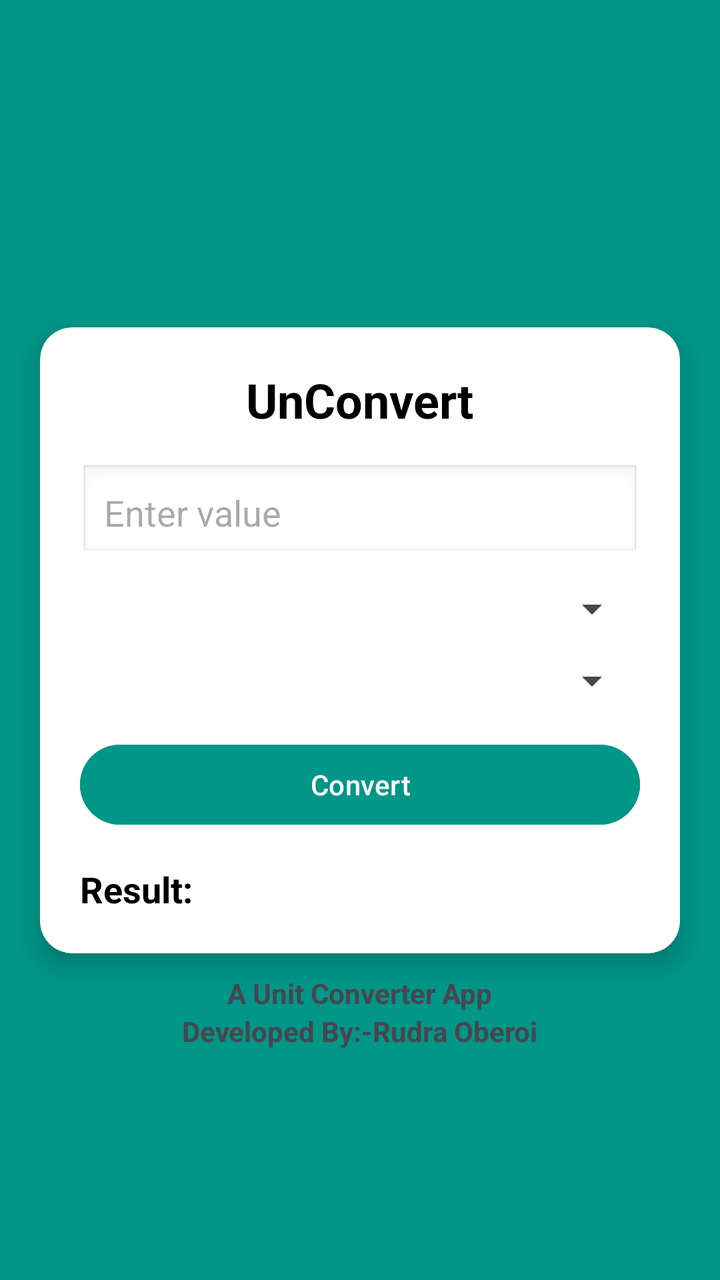
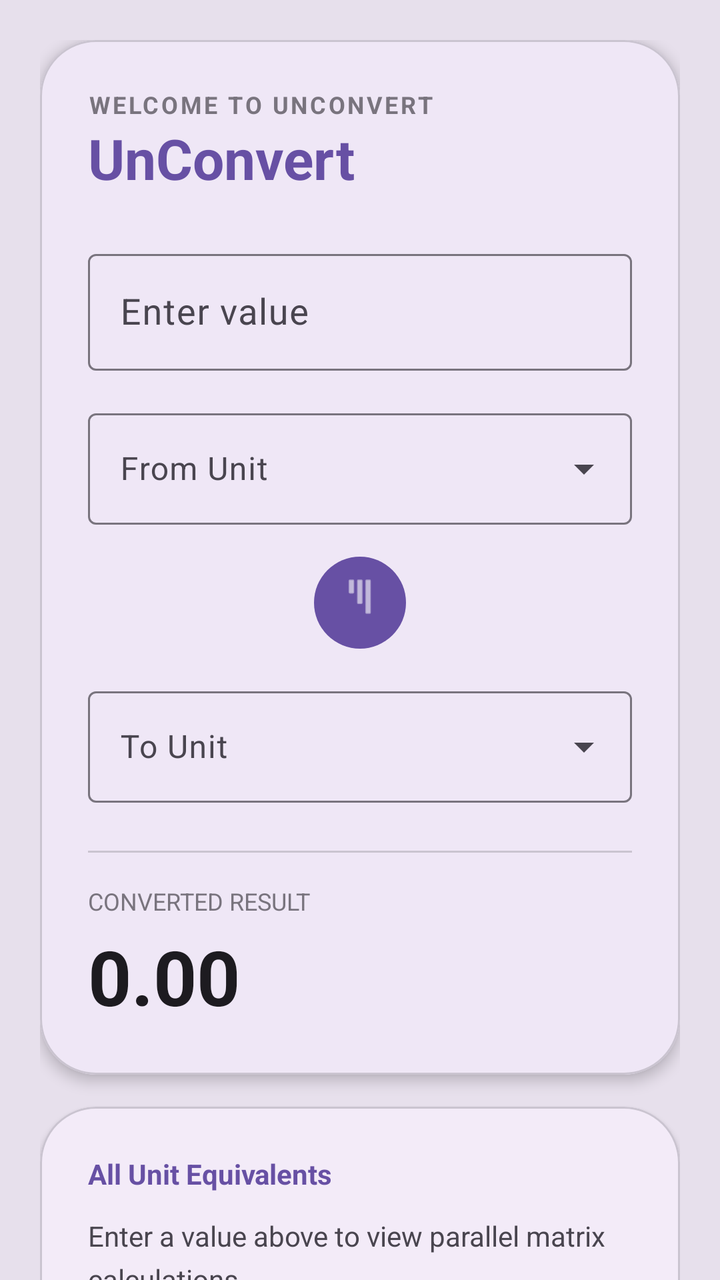

Compare the two renders of this Android layout. The source of the first and the diff that turns it into the second are given below.
<!-- AndroidManifest.xml: application theme Theme.UnConvert -->
<!-- res/layout/activity_main.xml -->
<?xml version="1.0" encoding="utf-8"?>
<androidx.constraintlayout.widget.ConstraintLayout xmlns:android="http://schemas.android.com/apk/res/android"
    xmlns:app="http://schemas.android.com/apk/res-auto"
    xmlns:tools="http://schemas.android.com/tools"
    android:layout_width="match_parent"
    android:layout_height="match_parent"
    android:background="#009688">

    <androidx.cardview.widget.CardView
        android:id="@+id/cardView"
        android:layout_width="0dp"
        android:layout_height="wrap_content"
        android:layout_margin="20dp"
        app:cardCornerRadius="16dp"
        app:cardElevation="8dp"
        app:layout_constraintBottom_toBottomOf="parent"
        app:layout_constraintEnd_toEndOf="parent"
        app:layout_constraintStart_toStartOf="parent"
        app:layout_constraintTop_toTopOf="parent">

        <LinearLayout
            android:layout_width="match_parent"
            android:layout_height="wrap_content"
            android:orientation="vertical"
            android:padding="20dp">

            <TextView
                android:layout_width="wrap_content"
                android:layout_height="wrap_content"
                android:layout_gravity="center"
                android:paddingBottom="16dp"
                android:text="UnConvert"
                android:textColor="#000"
                android:textSize="24sp"
                android:textStyle="bold" />

            <EditText
                android:id="@+id/inputValue"
                android:layout_width="match_parent"
                android:layout_height="wrap_content"
                android:background="@android:drawable/edit_text"
                android:hint="Enter value"
                android:inputType="numberDecimal"
                android:padding="12dp" />

            <Spinner
                android:id="@+id/fromUnit"
                android:layout_width="match_parent"
                android:layout_height="wrap_content"
                android:layout_marginTop="12dp"
                android:spinnerMode="dropdown" />

            <Spinner
                android:id="@+id/toUnit"
                android:layout_width="match_parent"
                android:layout_height="wrap_content"
                android:layout_marginTop="12dp" />

            <Button
                android:id="@+id/convertBtn"
                android:layout_width="match_parent"
                android:layout_height="wrap_content"
                android:layout_marginTop="16dp"
                android:backgroundTint="#009688"
                android:text="Convert"
                android:textColor="#FFFFFF" />

            <TextView
                android:id="@+id/resultText"
                android:layout_width="wrap_content"
                android:layout_height="wrap_content"
                android:layout_marginTop="16dp"
                android:text="Result:"
                android:textColor="#000"
                android:textSize="18sp"
                android:textStyle="bold" />

        </LinearLayout>
    </androidx.cardview.widget.CardView>

    <TextView
        android:id="@+id/textView"
        android:layout_width="193dp"
        android:layout_height="28dp"
        android:text="Developed By:-Rudra Oberoi"
        android:textColorLink="#140101"
        android:textStyle="bold"
        app:layout_constraintBottom_toBottomOf="parent"
        app:layout_constraintEnd_toEndOf="parent"
        app:layout_constraintHorizontal_bias="0.545"
        app:layout_constraintStart_toStartOf="parent"
        app:layout_constraintTop_toBottomOf="@+id/cardView"
        app:layout_constraintVertical_bias="0.216" />

    <TextView
        android:id="@+id/textView2"
        android:layout_width="wrap_content"
        android:layout_height="wrap_content"
        android:layout_gravity="center"
        android:text="A Unit Converter App"
        android:textStyle="bold"
        app:layout_constraintBottom_toTopOf="@+id/textView"
        app:layout_constraintEnd_toEndOf="parent"
        app:layout_constraintStart_toStartOf="parent"
        app:layout_constraintTop_toBottomOf="@+id/cardView"
        app:layout_constraintVertical_bias="1.0" />

</androidx.constraintlayout.widget.ConstraintLayout>
<!-- resources referenced by this layout -->
<resources>
  <style name="Theme.UnConvert" parent="Base.Theme.UnConvert" />
  <style name="Base.Theme.UnConvert" parent="Theme.Material3.DayNight.NoActionBar">
          
          
      </style>
</resources>

<!-- the commit's change to res/layout/activity_main.xml (unified diff, before → after) -->
@@ -1,108 +1,194 @@
 <?xml version="1.0" encoding="utf-8"?>
-<androidx.constraintlayout.widget.ConstraintLayout xmlns:android="http://schemas.android.com/apk/res/android"
+<androidx.core.widget.NestedScrollView
+    xmlns:android="http://schemas.android.com/apk/res/android"
     xmlns:app="http://schemas.android.com/apk/res-auto"
-    xmlns:tools="http://schemas.android.com/tools"
+    xmlns:tools="http://tools.android.com/tools"
     android:layout_width="match_parent"
     android:layout_height="match_parent"
-    android:background="#009688">
+    android:background="?attr/colorSurfaceVariant"
+    android:fillViewport="true"
+    tools:context=".MainActivity">
 
-    <androidx.cardview.widget.CardView
-        android:id="@+id/cardView"
-        android:layout_width="0dp"
+    <LinearLayout
+        android:layout_width="match_parent"
         android:layout_height="wrap_content"
-        android:layout_margin="20dp"
-        app:cardCornerRadius="16dp"
-        app:cardElevation="8dp"
-        app:layout_constraintBottom_toBottomOf="parent"
-        app:layout_constraintEnd_toEndOf="parent"
-        app:layout_constraintStart_toStartOf="parent"
-        app:layout_constraintTop_toTopOf="parent">
+        android:orientation="vertical"
+        android:padding="20dp">
 
-        <LinearLayout
+        <com.google.android.material.card.MaterialCardView
+            android:id="@+id/mainCard"
             android:layout_width="match_parent"
             android:layout_height="wrap_content"
-            android:orientation="vertical"
-            android:padding="20dp">
+            app:cardCornerRadius="28dp"
+            app:cardElevation="4dp"
+            android:layout_marginBottom="16dp">
 
-            <TextView
-                android:layout_width="wrap_content"
-                android:layout_height="wrap_content"
-                android:layout_gravity="center"
-                android:paddingBottom="16dp"
-                android:text="UnConvert"
-                android:textColor="#000"
-                android:textSize="24sp"
-                android:textStyle="bold" />
-
-            <EditText
-                android:id="@+id/inputValue"
+            <LinearLayout
                 android:layout_width="match_parent"
                 android:layout_height="wrap_content"
-                android:background="@android:drawable/edit_text"
-                android:hint="Enter value"
-                android:inputType="numberDecimal"
-                android:padding="12dp" />
+                android:orientation="vertical"
+                android:padding="24dp">
 
-            <Spinner
-                android:id="@+id/fromUnit"
+                <TextView
+                    android:id="@+id/textGreeting"
+                    android:layout_width="wrap_content"
+                    android:layout_height="wrap_content"
+                    android:text="WELCOME TO UNCONVERT"
+                    android:textSize="12sp"
+                    android:textColor="?attr/colorOutline"
+                    android:textStyle="bold"
+                    android:letterSpacing="0.1"/>
+
+                <TextView
+                    android:layout_width="wrap_content"
+                    android:layout_height="wrap_content"
+                    android:text="UnConvert"
+                    android:textSize="28sp"
+                    android:textStyle="bold"
+                    android:textColor="?attr/colorPrimary"
+                    android:layout_marginBottom="24dp"/>
+
+                <com.google.android.material.textfield.TextInputLayout
+                    android:id="@+id/inputLayout"
+                    style="@style/Widget.Material3.TextInputLayout.OutlinedBox"
+                    android:layout_width="match_parent"
+                    android:layout_height="wrap_content"
+                    android:hint="Enter value"
+                    android:layout_marginBottom="16dp"
+                    app:endIconMode="clear_text">
+                    <com.google.android.material.textfield.TextInputEditText
+                        android:id="@+id/inputValue"
+                        android:layout_width="match_parent"
+                        android:layout_height="wrap_content"
+                        android:inputType="numberDecimal"
+                        android:maxLines="1"
+                        android:textSize="18sp" />
+                </com.google.android.material.textfield.TextInputLayout>
+
+                <com.google.android.material.textfield.TextInputLayout
+                    style="@style/Widget.Material3.TextInputLayout.OutlinedBox.ExposedDropdownMenu"
+                    android:layout_width="match_parent"
+                    android:layout_height="wrap_content"
+                    android:hint="From Unit"
+                    android:layout_marginBottom="12dp">
+                    <AutoCompleteTextView
+                        android:id="@+id/fromUnitAutoComplete"
+                        android:layout_width="match_parent"
+                        android:layout_height="wrap_content"
+                        android:inputType="none" />
+                </com.google.android.material.textfield.TextInputLayout>
+
+                <FrameLayout
+                    android:layout_width="match_parent"
+                    android:layout_height="wrap_content"
+                    android:layout_marginBottom="12dp">
+                    <com.google.android.material.button.MaterialButton
+                        android:id="@+id/btnSwap"
+                        style="@style/Widget.Material3.Button.IconButton.Filled"
+                        android:layout_width="54dp"
+                        android:layout_height="54dp"
+                        android:layout_gravity="center"
+                        app:icon="@android:drawable/ic_menu_sort_by_size"
+                        android:rotation="90" />
+                </FrameLayout>
+
+                <com.google.android.material.textfield.TextInputLayout
+                    style="@style/Widget.Material3.TextInputLayout.OutlinedBox.ExposedDropdownMenu"
+                    android:layout_width="match_parent"
+                    android:layout_height="wrap_content"
+                    android:hint="To Unit"
+                    android:layout_marginBottom="24dp">
+                    <AutoCompleteTextView
+                        android:id="@+id/toUnitAutoComplete"
+                        android:layout_width="match_parent"
+                        android:layout_height="wrap_content"
+                        android:inputType="none" />
+                </com.google.android.material.textfield.TextInputLayout>
+
+                <View
+                    android:layout_width="match_parent"
+                    android:layout_height="1dp"
+                    android:background="?attr/colorOutlineVariant"
+                    android:layout_marginBottom="16dp"/>
+
+                <TextView
+                    android:layout_width="wrap_content"
+                    android:layout_height="wrap_content"
+                    android:text="Converted Result"
+                    android:textSize="12sp"
+                    android:textColor="?attr/colorOutline"
+                    android:textAllCaps="true"/>
+
+                <TextView
+                    android:id="@+id/textResult"
+                    android:layout_width="wrap_content"
+                    android:layout_height="wrap_content"
+                    android:text="0.00"
+                    android:textSize="38sp"
+                    android:textStyle="bold"
+                    android:textColor="?attr/colorOnSurface"
+                    android:layout_marginTop="4dp"/>
+            </LinearLayout>
+        </com.google.android.material.card.MaterialCardView>
+
+
+        <com.google.android.material.card.MaterialCardView
+            android:layout_width="match_parent"
+            android:layout_height="wrap_content"
+            app:cardCornerRadius="28dp"
+            app:cardElevation="2dp"
+            app:cardBackgroundColor="?attr/colorSurface">
+
+            <LinearLayout
                 android:layout_width="match_parent"
                 android:layout_height="wrap_content"
-                android:layout_marginTop="12dp"
-                android:spinnerMode="dropdown" />
+                android:orientation="vertical"
+                android:padding="24dp">
 
-            <Spinner
-                android:id="@+id/toUnit"
-                android:layout_width="match_parent"
-                android:layout_height="wrap_content"
-                android:layout_marginTop="12dp" />
+                <TextView
+                    android:layout_width="wrap_content"
+                    android:layout_height="wrap_content"
+                    android:text="All Unit Equivalents"
+                    android:textSize="14sp"
+                    android:textStyle="bold"
+                    android:textColor="?attr/colorPrimary"
+                    android:layout_marginBottom="12dp"/>
 
-            <Button
-                android:id="@+id/convertBtn"
-                android:layout_width="match_parent"
-                android:layout_height="wrap_content"
-                android:layout_marginTop="16dp"
-                android:backgroundTint="#009688"
-                android:text="Convert"
-                android:textColor="#FFFFFF" />
+                <TextView
+                    android:id="@+id/matrixLogs"
+                    android:layout_width="match_parent"
+                    android:layout_height="wrap_content"
+                    android:text="Enter a value above to view parallel matrix calculations..."
+                    android:textSize="14sp"
+                    android:lineSpacingMultiplier="1.3"
+                    android:textColor="?attr/colorOnSurfaceVariant"/>
 
-            <TextView
-                android:id="@+id/resultText"
-                android:layout_width="wrap_content"
-                android:layout_height="wrap_content"
-                android:layout_marginTop="16dp"
-                android:text="Result:"
-                android:textColor="#000"
-                android:textSize="18sp"
-                android:textStyle="bold" />
+                <View
+                    android:layout_width="match_parent"
+                    android:layout_height="1dp"
+                    android:background="?attr/colorOutlineVariant"
+                    android:layout_marginVertical="16dp"/>
 
-        </LinearLayout>
-    </androidx.cardview.widget.CardView>
+                <TextView
+                    android:layout_width="wrap_content"
+                    android:layout_height="wrap_content"
+                    android:text="Recent Conversions"
+                    android:textSize="14sp"
+                    android:textStyle="bold"
+                    android:textColor="?attr/colorPrimary"
+                    android:layout_marginBottom="8dp"/>
 
-    <TextView
-        android:id="@+id/textView"
-        android:layout_width="193dp"
-        android:layout_height="28dp"
-        android:text="Developed By:-Rudra Oberoi"
-        android:textColorLink="#140101"
-        android:textStyle="bold"
-        app:layout_constraintBottom_toBottomOf="parent"
-        app:layout_constraintEnd_toEndOf="parent"
-        app:layout_constraintHorizontal_bias="0.545"
-        app:layout_constraintStart_toStartOf="parent"
-        app:layout_constraintTop_toBottomOf="@+id/cardView"
-        app:layout_constraintVertical_bias="0.216" />
+                <TextView
+                    android:id="@+id/historyLogs"
+                    android:layout_width="match_parent"
+                    android:layout_height="wrap_content"
+                    android:text="• No calculations performed yet"
+                    android:textSize="13sp"
+                    android:lineSpacingMultiplier="1.2"
+                    android:textColor="?attr/colorOutline"/>
 
-    <TextView
-        android:id="@+id/textView2"
-        android:layout_width="wrap_content"
-        android:layout_height="wrap_content"
-        android:layout_gravity="center"
-        android:text="A Unit Converter App"
-        android:textStyle="bold"
-        app:layout_constraintBottom_toTopOf="@+id/textView"
-        app:layout_constraintEnd_toEndOf="parent"
-        app:layout_constraintStart_toStartOf="parent"
-        app:layout_constraintTop_toBottomOf="@+id/cardView"
-        app:layout_constraintVertical_bias="1.0" />
+            </LinearLayout>
+        </com.google.android.material.card.MaterialCardView>
 
-</androidx.constraintlayout.widget.ConstraintLayout>
+    </LinearLayout>
+</androidx.core.widget.NestedScrollView>
